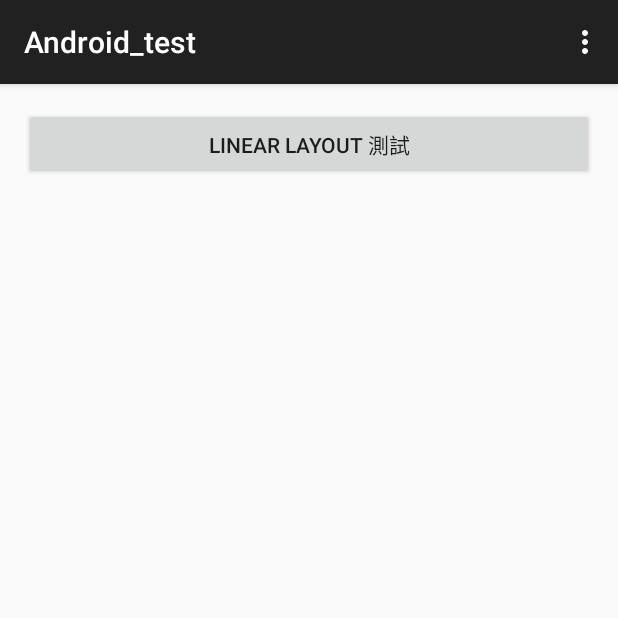
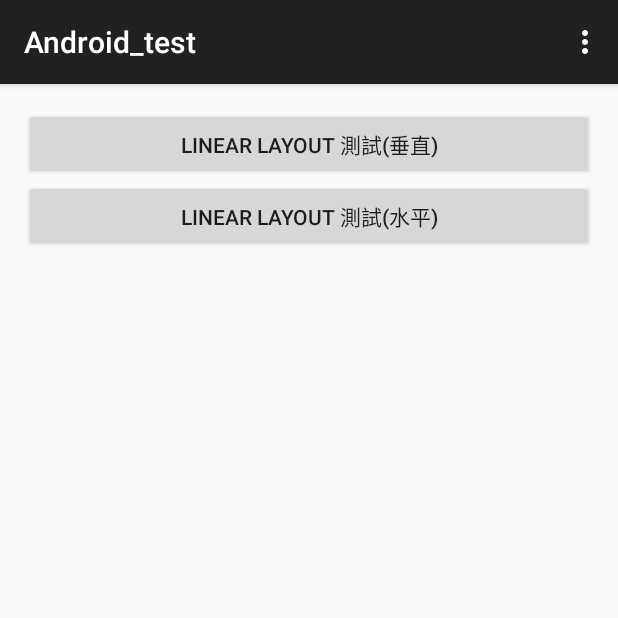
Before and after one commit to fishingboy/Android_Test, an Android app: the MainView screen opened directly, with no data from a screen before it, on a phone screen of 412 x 824 dp, the top half of it. Run offline under Robolectric (Android 15) with nearby library versions, the phone set to English and light mode, and no system bars.

Commit message:
[實驗] 載入另一個 Activity ............... OK -- 發現之前一直沒成功是因為沒有 import android.view.View; 的關係 使用 ide 的自動完成功能，會自動加上 import android.view.View; 超方便(幸好有 git 不然我也看不出他改了什麼？)

```diff
--- a/app/src/main/java/com/leo_kuo/android_test/MainView.java
+++ b/app/src/main/java/com/leo_kuo/android_test/MainView.java
@@ -5,6 +5,7 @@ import android.support.v7.app.ActionBarActivity;
 import android.os.Bundle;
 import android.view.Menu;
 import android.view.MenuItem;
+import android.view.View;
 import android.widget.Toast;
 
 
@@ -39,11 +40,13 @@ public class MainView extends ActionBarActivity {
         return super.onOptionsItemSelected(item);
     }
 
-//    public void showLinear()
-//    {
-//        Intent intent = new Intent();
-//        intent.setClass(this, LinearView.class);
-//        startActivity(intent);
-//        Toast.makeText(MainView.this, "這是一個Toast......", Toast.LENGTH_LONG).show();
-//    }
+    /**
+         * 顯示 Linear 測試畫面
+         */
+    public void showLinear(View view)
+    {
+        Intent intent = new Intent();
+        intent.setClass(this, LinearView.class);
+        startActivity(intent);
+    }
 }
--- a/app/src/main/res/layout/activity_main.xml
+++ b/app/src/main/res/layout/activity_main.xml
@@ -6,11 +6,21 @@
     android:paddingBottom="@dimen/activity_vertical_margin" tools:context=".BlankActivity"
     android:weightSum="1"
     android:orientation="vertical"
-    android:id="@+id/activity_main1" >
+    android:id="@+id/activity_main1"
+    android:scrollbars="horizontal">
 
     <Button
         android:layout_width="fill_parent"
         android:layout_height="wrap_content"
-        android:text="Linear Layout 測試"
-        android:id="@+id/btn_linear_start"/>
+        android:text="Linear Layout 測試(垂直)"
+        android:id="@+id/btn_linear_start"
+        android:onClick="showLinear"/>
+
+    <Button
+        android:layout_width="fill_parent"
+        android:layout_height="wrap_content"
+        android:text="Linear Layout 測試(水平)"
+        android:id="@+id/button"
+        android:layout_gravity="center_horizontal" />
+
 </LinearLayout>
```
